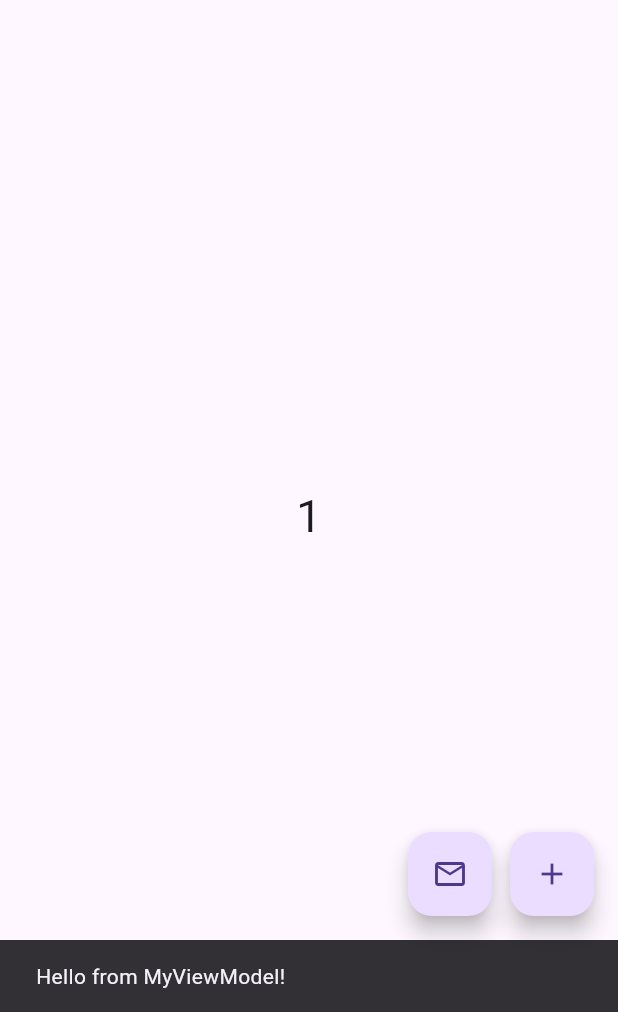
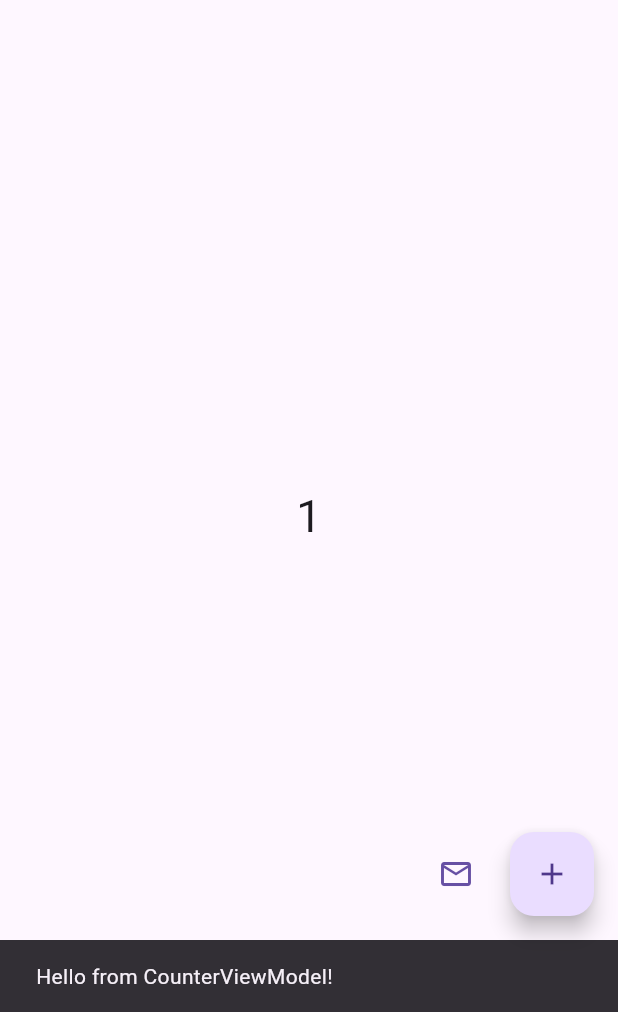
Before and after one commit to shubham16g/view_model_x, a Flutter app: the screen it shows after launch, after a tap on the "mail outline" icon, on a phone screen of 412 x 824 dp, the part 224-1236 px from its top. Run offline on Flutter 3.47's test engine with Material 2 defaults, Android fonts, the phone set to English and light mode, and no system bars.

Commit message:
Example Error Fixed

```diff
--- a/example/lib/main.dart
+++ b/example/lib/main.dart
@@ -6,7 +6,7 @@ void main() {
   runApp(const MyApp());
 }
 
-class MyViewModel extends ViewModel {
+class CounterViewModel extends ViewModel {
   // initialize StateFlow
   final _counterStateFlow = MutableStateFlow<int>(1);
 
@@ -24,7 +24,7 @@ class MyViewModel extends ViewModel {
 
   void showPopupMessage() {
     // by emitting the value, listeners were notified
-    _messageSharedFlow.emit("Hello from MyViewModel!");
+    _messageSharedFlow.emit("Hello from CounterViewModel!");
   }
 
   @override
@@ -52,7 +52,7 @@ class MyApp extends StatelessWidget {
         primarySwatch: Colors.blue,
       ),
       home: ViewModelProvider(
-        create: (context) => MyViewModel(),
+        create: (context) => CounterViewModel(),
           child: const HomePage()),
     );
   }
@@ -69,7 +69,7 @@ class HomePage extends StatelessWidget {
       // implement SharedFlowListener anywhere in code to listen for emits from sharedFlow
       body: SharedFlowListener(
         // pass your SharedFlow
-        sharedFlow: context.vm<MyViewModel>().messageSharedFlow,
+        sharedFlow: context.vm<CounterViewModel>().messageSharedFlow,
         listener: (context, value) {
           // get the emitted value. in this case <String>"Hello from ViewModel!"
           ScaffoldMessenger.of(context)
@@ -84,7 +84,7 @@ class HomePage extends StatelessWidget {
                 // implement ViewModelBuilder to rebuild Text on StateFlow value changed/updated
                 child: StateFlowBuilder(
                     // pass your StateFlow
-                    stateFlow: context.vm<MyViewModel>().counterStateFlow,
+                    stateFlow: context.vm<CounterViewModel>().counterStateFlow,
                     builder: (context, value) {
                       return Text(
                         "$value",
@@ -99,18 +99,19 @@ class HomePage extends StatelessWidget {
       floatingActionButton: Row(
         mainAxisSize: MainAxisSize.min,
         children: [
-          FloatingActionButton(
+          IconButton(
+            color: Theme.of(context).colorScheme.primary,
             onPressed: () {
-              // call the increment function which is inside MyViewModel
-              ViewModelProvider.of<MyViewModel>(context).showPopupMessage();
+              // call the showPopupMessage function which is inside CounterViewModel
+              ViewModelProvider.of<CounterViewModel>(context).showPopupMessage();
             },
-            child: const Icon(Icons.mail_outline),
+            icon: const Icon(Icons.mail_outline),
           ),
           const SizedBox(width: 12),
           FloatingActionButton(
             onPressed: () {
-              // call the increment function which is inside MyViewModel
-              ViewModelProvider.of<MyViewModel>(context).increment();
+              // call the increment function which is inside CounterViewModel
+              ViewModelProvider.of<CounterViewModel>(context).increment();
             },
             child: const Icon(Icons.add),
           ),
--- a/example/lib/multiple_view_models_example/multiple_view_models_example.dart
+++ b/example/lib/multiple_view_models_example/multiple_view_models_example.dart
@@ -45,7 +45,8 @@ class ContentPage extends StatelessWidget {
         },
         child: Center(
           child: StateFlowBuilder(
-              stateFlow: ViewModelProvider.of<FirstViewModel>(context).counterStateFlow,
+              stateFlow: ViewModelProvider.of<FirstViewModel>(context)
+                  .counterStateFlow,
               builder: (context, value) {
                 return Text(
                   "$value",
@@ -57,12 +58,12 @@ class ContentPage extends StatelessWidget {
       floatingActionButton: Row(
         mainAxisSize: MainAxisSize.min,
         children: [
-          FloatingActionButton(
+          IconButton(
+            color: Theme.of(context).colorScheme.primary,
             onPressed: () {
-              ViewModelProvider.of<SecondViewModel>(context)
-                  .showPopupMessage();
+              ViewModelProvider.of<SecondViewModel>(context).showPopupMessage();
             },
-            child: const Icon(Icons.mail_outline),
+            icon: const Icon(Icons.mail_outline),
           ),
           const SizedBox(width: 12),
           FloatingActionButton(
```
Also changed, not shown: 1 other file.
